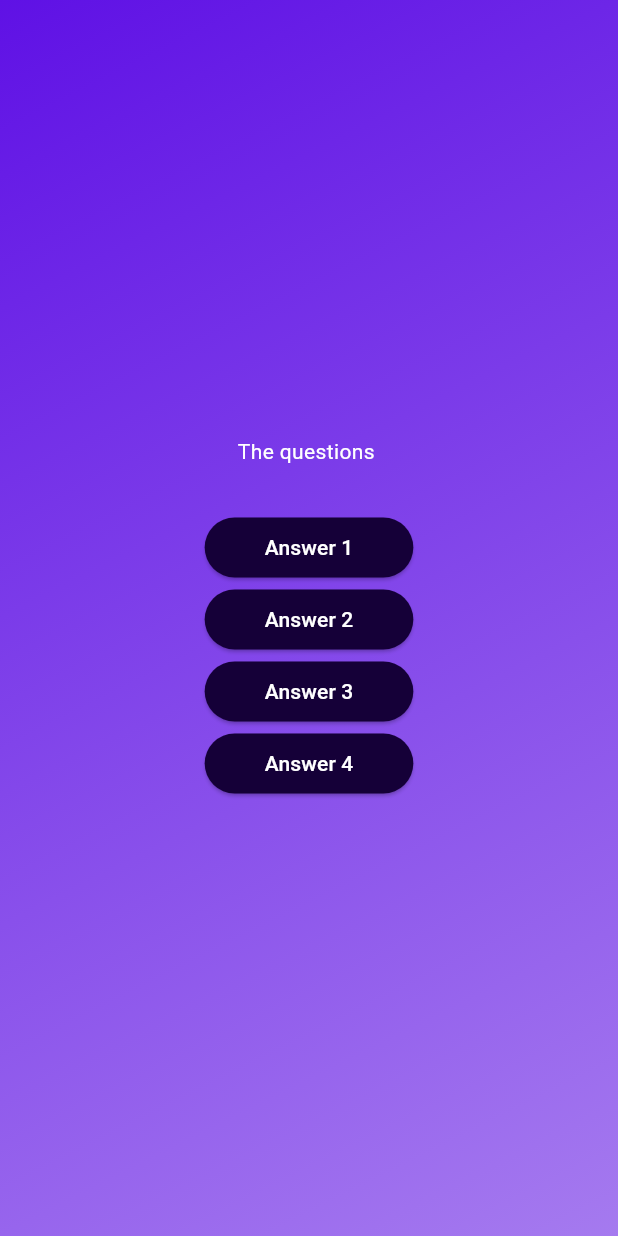
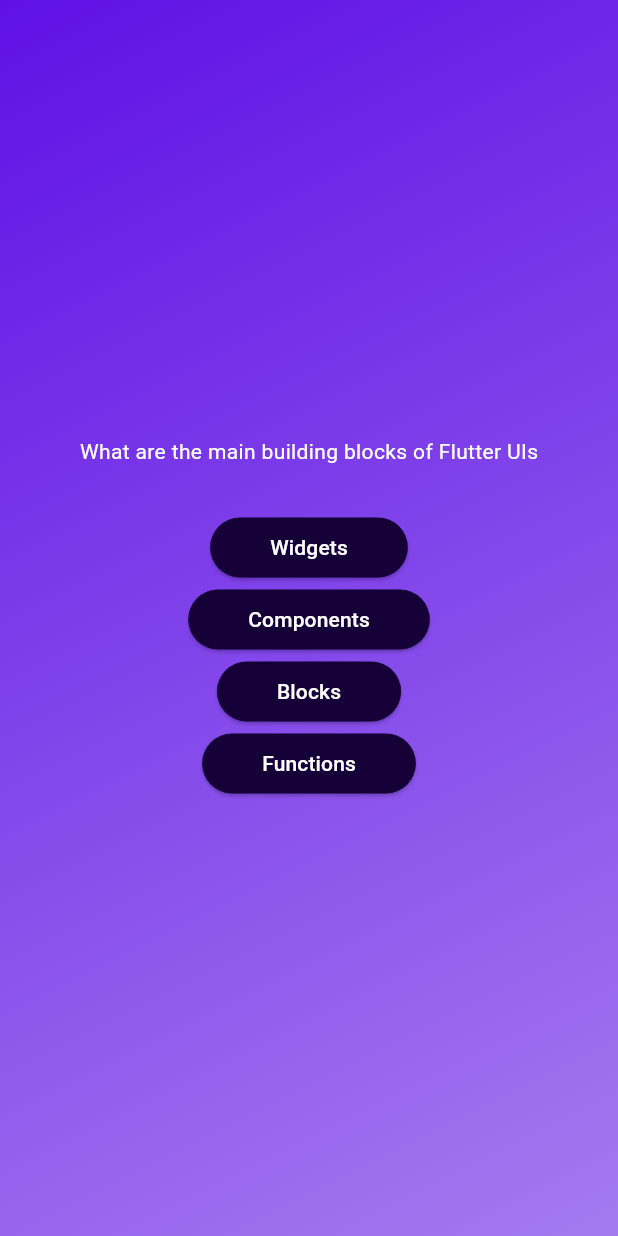
Before and after one commit to JuxtaRYCT/flutter_quiz, a Flutter app: the screen it shows after launch, after a tap on "Start Quiz", on a phone screen of 412 x 824 dp. Run offline on Flutter 3.47's test engine with Material 3 defaults, Android fonts, the phone set to English and light mode, and no system bars.

Commit message:
feat: retrieving questions from the list

```diff
--- a/lib/questions_screen.dart
+++ b/lib/questions_screen.dart
@@ -11,6 +11,8 @@ class QuestionsScreen extends StatefulWidget {
 }
 
 class _QuestionsScreenState extends State<QuestionsScreen> {
+  final currentQuestion = questions[0];
+
   @override
   Widget build(context) {
     return SizedBox(
@@ -18,25 +20,25 @@ class _QuestionsScreenState extends State<QuestionsScreen> {
       child: Column(
         mainAxisAlignment: MainAxisAlignment.center,
         children: [
-          const Text(
-            'The questions ',
-            style: TextStyle(color: Colors.white),
+          Text(
+            currentQuestion.text,
+            style: const TextStyle(color: Colors.white),
           ),
           const SizedBox(height: 30),
           AnswerButton(
-            answerText: 'Answer 1',
+            answerText: currentQuestion.answers[0],
             onTap: () {},
           ),
           AnswerButton(
-            answerText: 'Answer 2',
+            answerText: currentQuestion.answers[1],
             onTap: () {},
           ),
           AnswerButton(
-            answerText: 'Answer 3',
+            answerText: currentQuestion.answers[2],
             onTap: () {},
           ),
           AnswerButton(
-            answerText: 'Answer 4',
+            answerText: currentQuestion.answers[3],
             onTap: () {},
           ),
         ],
```
